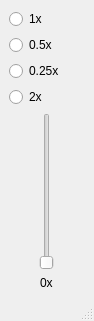
HaydenGuy/Maya_Animation_Playback_Speed, file UI/animation_playback_speed.ui: the form before one commit.
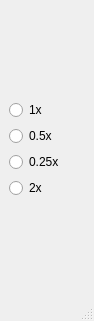
The form after the commit.

Commit message: Removed slider and slider label

```diff
--- a/UI/animation_playback_speed.ui
+++ b/UI/animation_playback_speed.ui
@@ -56,34 +56,7 @@
        </layout>
       </item>
       <item>
-       <layout class="QVBoxLayout" name="v_slider_layout">
-        <item alignment="Qt::AlignmentFlag::AlignHCenter">
-         <widget class="QSlider" name="slider">
-          <property name="maximum">
-           <number>10</number>
-          </property>
-          <property name="singleStep">
-           <number>1</number>
-          </property>
-          <property name="orientation">
-           <enum>Qt::Orientation::Vertical</enum>
-          </property>
-          <property name="tickPosition">
-           <enum>QSlider::TickPosition::NoTicks</enum>
-          </property>
-          <property name="tickInterval">
-           <number>1</number>
-          </property>
-         </widget>
-        </item>
-        <item alignment="Qt::AlignmentFlag::AlignHCenter">
-         <widget class="QLabel" name="slider_label">
-          <property name="text">
-           <string>0x</string>
-          </property>
-         </widget>
-        </item>
-       </layout>
+       <layout class="QVBoxLayout" name="v_slider_layout"/>
       </item>
      </layout>
     </item>
```
The commit also changes 2 other files.
